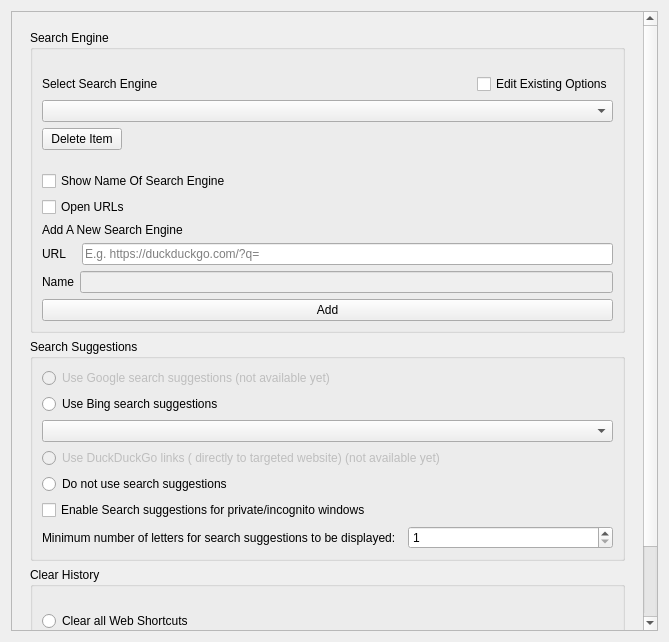
alex1701c/QuickWebShortcuts, file src/config/quick_web_shortcuts_config.ui: the form before one commit.
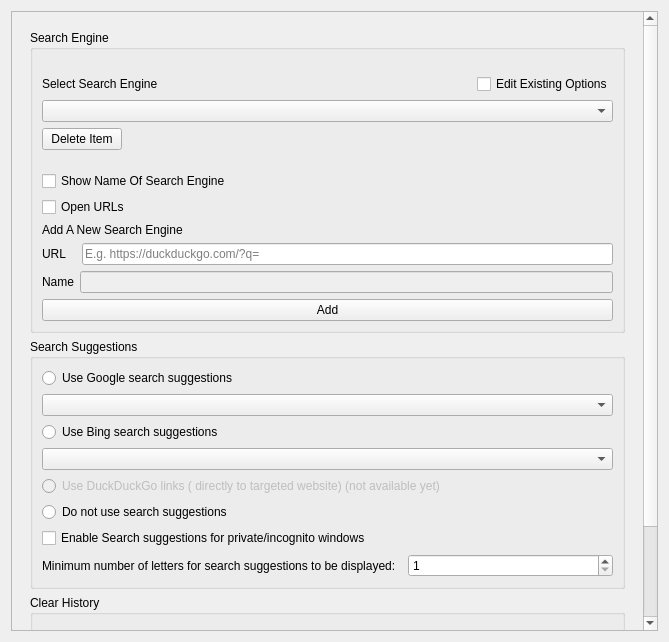
The form after the commit. Icons and pictures are not drawn.

Commit message: Implement Google search suggestions

```diff
--- a/src/config/quick_web_shortcuts_config.ui
+++ b/src/config/quick_web_shortcuts_config.ui
@@ -29,7 +29,7 @@
         <x>0</x>
         <y>0</y>
         <width>633</width>
-        <height>802</height>
+        <height>840</height>
        </rect>
       </property>
       <layout class="QGridLayout" name="gridLayout_2">
@@ -232,13 +232,16 @@
              <item>
               <widget class="QRadioButton" name="googleRadioButton">
                <property name="enabled">
-                <bool>false</bool>
+                <bool>true</bool>
                </property>
                <property name="text">
-                <string>Use Google search suggestions (not available yet)</string>
+                <string>Use Google search suggestions</string>
                </property>
               </widget>
              </item>
+             <item>
+              <widget class="QComboBox" name="googleLanguageComboBox"/>
+             </item>
              <item>
               <widget class="QRadioButton" name="bingRadioButton">
                <property name="text">
@@ -311,7 +314,7 @@
             <property name="checkable">
              <bool>false</bool>
             </property>
-            <layout class="QFormLayout" name="formLayout_2">
+            <layout class="QGridLayout" name="gridLayout_3">
              <item row="0" column="0">
               <layout class="QVBoxLayout" name="verticalLayout_2">
                <property name="sizeConstraint">
```
The commit also changes 6 other files.
